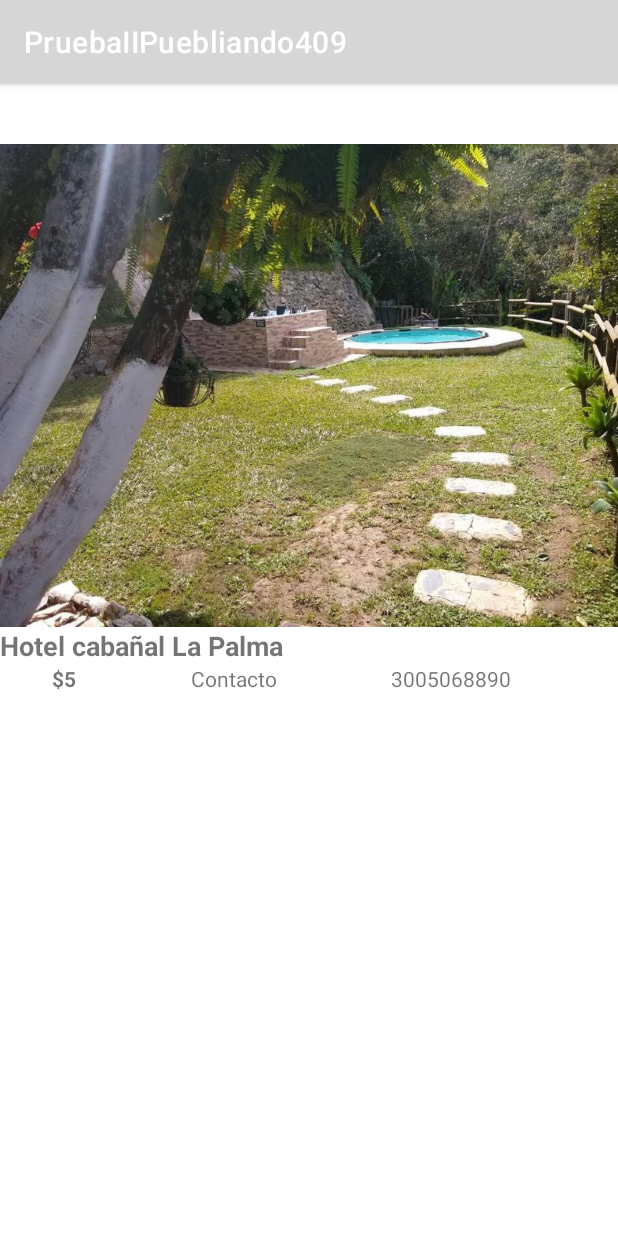
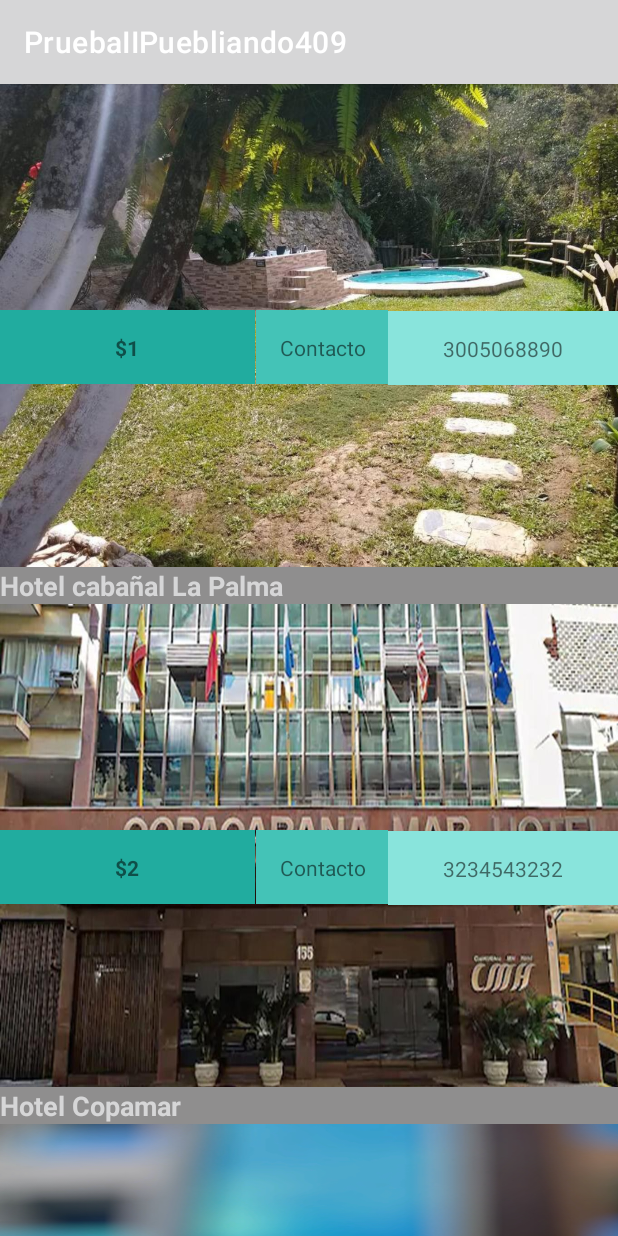
Before and after one commit to DanielVasquezCESDE/PuebliandoII409, an Android app: the ListaHoteles screen opened directly, with no data from a screen before it, on a phone screen of 412 x 824 dp. Run offline under Robolectric (Android 15) with nearby library versions, the phone set to English and light mode, and no system bars.

Commit message:
se termna de programar el adaptador (RecyclerView), se emula la lista dinámica por 1era vez

```diff
--- a/app/src/main/java/com/example/pruebaiipuebliando409/ListaHoteles.java
+++ b/app/src/main/java/com/example/pruebaiipuebliando409/ListaHoteles.java
@@ -11,24 +11,48 @@ import com.example.pruebaiipuebliando409.adaptadores.AdaptadorSitios;
 import com.example.pruebaiipuebliando409.moldes.MoldeHotel;
 
 import java.util.ArrayList;
-//LO SIGUIENTE SE SUGIRIÓ POR CHAT GPT
+
 public class ListaHoteles extends AppCompatActivity {
 
+    //De qué tipo es el arraylist, ¿de MoldeHotel?
+    //Estructura de un arreglo o lista dinámica en java:
+    ArrayList<MoldeHotel> listaHoteles = new ArrayList<>();
+    RecyclerView recyclerView;
+/*
+//LO SIGUIENTE SE SUGIRIÓ POR CHAT GPT
     private RecyclerView recyclerViewHoteles;
     private AdaptadorHoteles adaptadorHoteles;
     private ArrayList<MoldeHotel> listaHoteles;
-
+*/
     @Override
     protected void onCreate(Bundle savedInstanceState) {
         super.onCreate(savedInstanceState);
         setContentView(R.layout.activity_lista_hoteles);
 
+        recyclerView = findViewById((R.id.recyclerViewHoteles));
+        //Se llama a un constructor de un layout, que va a ser de tipo lineal (Scroll vertical)
+        recyclerView.setLayoutManager(new LinearLayoutManager(this, RecyclerView.VERTICAL, false));//Para que no active una lista dentro de otra
+/*
+//LO SIGUIENTE SE SUGIRIÓ POR CHAT GPT
         recyclerViewHoteles = findViewById(R.id.recyclerViewHoteles);
         listaHoteles = new ArrayList<>();// Aquí debes agregar tus datos de sitios a la lista
         listaHoteles.add(new MoldeHotel("Hotel cabañal La Palma", "$5", "3005068890", R.drawable.hotelcabanialapalma));
+        listaHoteles.add(new MoldeHotel("Hotel Copamar", "$8", "3234543232", R.drawable.hotelcopamar));
+
 
         adaptadorHoteles = new AdaptadorHoteles(listaHoteles);
         recyclerViewHoteles.setLayoutManager(new LinearLayoutManager(this));
-        recyclerViewHoteles.setAdapter(adaptadorHoteles);
+        recyclerViewHoteles.setAdapter(adaptadorHoteles);*/
+        llenarListaConDatos();
+        AdaptadorHoteles adaptadorHoteles = new AdaptadorHoteles(listaHoteles);
+        recyclerView.setAdapter(adaptadorHoteles);
+    }
+    public void llenarListaConDatos () {
+        //Después se a usar info. que venga de la base datos
+        listaHoteles.add(new MoldeHotel("Hotel cabañal La Palma", "$1", "3005068890", R.drawable.hotelcabanialapalma));
+        listaHoteles.add(new MoldeHotel("Hotel Copamar", "$2", "3234543232", R.drawable.hotelcopamar));
+        listaHoteles.add(new MoldeHotel("Hotel Copacabana", "$3", "3234543232", R.drawable.hoteldecopacabana));
+        listaHoteles.add(new MoldeHotel("Hotel LibertGHotel", "$5", "3234543232", R.drawable.hotellibertghotelsspa));
+        listaHoteles.add(new MoldeHotel("Hotel Villa Camila", "$8", "3234543232", R.drawable.hotelvillacamila));
     }
 }
--- a/app/src/main/java/com/example/pruebaiipuebliando409/ListaRestaurantes.java
+++ b/app/src/main/java/com/example/pruebaiipuebliando409/ListaRestaurantes.java
@@ -1,14 +1,40 @@
 package com.example.pruebaiipuebliando409;
 
 import androidx.appcompat.app.AppCompatActivity;
+import androidx.recyclerview.widget.LinearLayoutManager;
+import androidx.recyclerview.widget.RecyclerView;
 
 import android.os.Bundle;
 
+import com.example.pruebaiipuebliando409.adaptadores.AdaptadorRestaurantes;
+import com.example.pruebaiipuebliando409.moldes.MoldeRestaurante;
+
+import java.util.ArrayList;
+
 public class ListaRestaurantes extends AppCompatActivity {
+
+    ArrayList<MoldeRestaurante> listaRestaurantes = new ArrayList<>();
+    RecyclerView recyclerView;
 
     @Override
     protected void onCreate(Bundle savedInstanceState) {
         super.onCreate(savedInstanceState);
         setContentView(R.layout.activity_lista_restaurantes);
+
+        recyclerView = findViewById((R.id.recyclerViewRestaurantes));
+        recyclerView.setLayoutManager(new LinearLayoutManager(this, RecyclerView.VERTICAL, false));
+
+        llenarListaConDatos();
+        AdaptadorRestaurantes adaptadorRestaurantes = new AdaptadorRestaurantes(listaRestaurantes);
+        recyclerView.setAdapter(adaptadorRestaurantes);
+    }
+    public void llenarListaConDatos () {
+
+        listaRestaurantes.add(new MoldeRestaurante("Donde aide", R.drawable.platoasados, "$26000", "3005698989", "Asado tradicional"));
+        listaRestaurantes.add(new MoldeRestaurante("Parador Santa Rosa", R.drawable.platocazuela, "$31000", "3005698989", "Cazuela sencilla"));
+        listaRestaurantes.add(new MoldeRestaurante("Fonda y Pesebrera La Mazorca", R.drawable.platochorizo, "$14000", "3005698989", "Choriza de la casa"));
+        listaRestaurantes.add(new MoldeRestaurante("Restaurante Bar La Portada", R.drawable.platomondongo, "$34000", "3005698989", "Mondongo completo"));
+        listaRestaurantes.add(new MoldeRestaurante("Restaurante Meraki", R.drawable.platotilapia, "$27000", "3005698989", "Tilapia"));
+
     }
 }
--- a/app/src/main/java/com/example/pruebaiipuebliando409/ListasSitios.java
+++ b/app/src/main/java/com/example/pruebaiipuebliando409/ListasSitios.java
@@ -1,14 +1,37 @@
 package com.example.pruebaiipuebliando409;
 
 import androidx.appcompat.app.AppCompatActivity;
+import androidx.recyclerview.widget.LinearLayoutManager;
+import androidx.recyclerview.widget.RecyclerView;
 
 import android.os.Bundle;
 
+import com.example.pruebaiipuebliando409.adaptadores.AdaptadorSitios;
+import com.example.pruebaiipuebliando409.moldes.MoldeSitio;
+
+import java.util.ArrayList;
+
 public class ListasSitios extends AppCompatActivity {
+    ArrayList<MoldeSitio> listaSitios = new ArrayList<>();
+    RecyclerView recyclerView;
 
     @Override
     protected void onCreate(Bundle savedInstanceState) {
         super.onCreate(savedInstanceState);
         setContentView(R.layout.activity_listas_sitios);
+
+        recyclerView = findViewById((R.id.recyclerViewSitios));
+        recyclerView.setLayoutManager(new LinearLayoutManager(this, RecyclerView.VERTICAL, false));
+
+        llenarListaConDatos();
+        AdaptadorSitios adaptadorSitios = new AdaptadorSitios(listaSitios);
+        recyclerView.setAdapter(adaptadorSitios);
+    }
+    public void llenarListaConDatos () {
+
+        listaSitios.add(new MoldeSitio("Parroquia San Juan de la Tasajera", R.drawable.sitioparroquiasanjuandelat, "Casimiro Godinez", "3336663636", "0"));
+        listaSitios.add(new MoldeSitio("Charchos Piedras Blancas", R.drawable.sitiopiedrasblancassinveri, "Juanma", "3005698189", "0"));
+        listaSitios.add(new MoldeSitio("Sendero de la virgen", R.drawable.sitiovirgenensendero, "Jorge 'El patiquebrao'", "3075698989", "0"));
+
     }
 }
--- a/app/src/main/java/com/example/pruebaiipuebliando409/adaptadores/AdaptadorHoteles.java
+++ b/app/src/main/java/com/example/pruebaiipuebliando409/adaptadores/AdaptadorHoteles.java
@@ -50,7 +50,7 @@ public class AdaptadorHoteles extends /*hereda*/RecyclerView.Adapter<AdaptadorHo
     @Override
     // Este método se llama cuando es necesario mostrar datos en un elemento específico
     public void onBindViewHolder(@NonNull AdaptadorHoteles.viewHolder holder, int position) {
-        //A cada molde llevele la info del elemento de la lista
+        //A cada molde llevele la info del elemento de la lista (copia de un elemento gráfico)
         holder.actualizarDatos(listaHoteles.get(position));
     }
 
--- a/app/src/main/java/com/example/pruebaiipuebliando409/moldes/MoldeHotel.java
+++ b/app/src/main/java/com/example/pruebaiipuebliando409/moldes/MoldeHotel.java
@@ -9,7 +9,7 @@ public class MoldeHotel {
     public MoldeHotel() { //Constructor vacío
 
     }
-
+//Esto es un constructor, pilas en el órden
     public MoldeHotel(String nombre, String precio, String tel, Integer foto) {
         this.nombre = nombre;
         this.precio = precio;
--- a/app/src/main/res/layout/activity_lista_restaurantes.xml
+++ b/app/src/main/res/layout/activity_lista_restaurantes.xml
@@ -7,6 +7,7 @@
     tools:context=".ListaRestaurantes">
 
     <androidx.recyclerview.widget.RecyclerView
+        android:id="@+id/recyclerViewRestaurantes"
         android:layout_width="wrap_content"
         android:layout_height="wrap_content"
         app:layout_constraintTop_toTopOf="parent"
--- a/app/src/main/res/layout/activity_listas_sitios.xml
+++ b/app/src/main/res/layout/activity_listas_sitios.xml
@@ -7,6 +7,7 @@
     tools:context=".ListasSitios">
 
     <androidx.recyclerview.widget.RecyclerView
+        android:id="@+id/recyclerViewSitios"
         android:layout_width="wrap_content"
         android:layout_height="wrap_content"
         app:layout_constraintTop_toTopOf="parent"
--- a/app/src/main/res/layout/moldehotel.xml
+++ b/app/src/main/res/layout/moldehotel.xml
@@ -27,6 +27,8 @@
 
         android:text="Monte horeb a 10 minutos de Medellin."
         android:textSize="18dp"
+        android:background="#8F8E8E"
+        android:textColor="@color/white"
         android:textStyle="bold"
         android:textAlignment="center"
         app:layout_constraintBottom_toBottomOf="parent"
@@ -38,47 +40,57 @@
 
     <TextView
         android:id="@+id/preciohotel1"
-        android:layout_width="wrap_content"
-        android:layout_height="wrap_content"
+        android:layout_width="170dp"
+        android:layout_height="49dp"
 
+        android:background="#21AC9F"
         android:text="COP 880.000"
+        android:textAlignment="center"
         android:textSize="14dp"
         android:textStyle="bold"
+        android:paddingTop="15dp"
+
         app:layout_constraintBottom_toBottomOf="parent"
         app:layout_constraintEnd_toEndOf="parent"
-        app:layout_constraintHorizontal_bias="0.088"
-        app:layout_constraintStart_toStartOf="@id/imagenhotel1"
-        app:layout_constraintTop_toBottomOf="@id/nombrehotel1"
-        app:layout_constraintVertical_bias="0.027" />
+        app:layout_constraintHorizontal_bias="0.0"
+        app:layout_constraintStart_toStartOf="parent"
+        app:layout_constraintTop_toTopOf="parent"
+        app:layout_constraintVertical_bias="0.507" />
 
     <TextView
         android:id="@+id/contactohotel1"
-        android:layout_width="wrap_content"
-        android:layout_height="wrap_content"
+        android:layout_width="88dp"
+        android:layout_height="49dp"
 
         android:layout_marginStart="5dp"
         android:layout_marginEnd="5dp"
         android:text="@string/contacto"
         android:textSize="14dp"
+        android:paddingTop="15dp"
+        android:textAlignment="center"
+        android:background="#44C3B7"
         app:layout_constraintBottom_toBottomOf="parent"
-        app:layout_constraintEnd_toStartOf="@id/numerocontactoHotel"
-        app:layout_constraintHorizontal_bias="0.0"
-        app:layout_constraintStart_toEndOf="@id/preciohotel1"
-        app:layout_constraintTop_toBottomOf="@id/nombrehotel1"
-        app:layout_constraintVertical_bias="0.027" />
+        app:layout_constraintEnd_toEndOf="parent"
+        app:layout_constraintHorizontal_bias="0.527"
+        app:layout_constraintStart_toStartOf="parent"
+        app:layout_constraintTop_toTopOf="parent"
+        app:layout_constraintVertical_bias="0.507" />
 
     <TextView
         android:id="@+id/numerocontactoHotel"
-        android:layout_width="wrap_content"
-        android:layout_height="wrap_content"
+        android:layout_width="153dp"
+        android:layout_height="49dp"
 
         android:text="3005066692"
         android:textSize="14dp"
+        android:paddingTop="15dp"
+        android:textAlignment="center"
+        android:background="#89E4DC"
         app:layout_constraintBottom_toBottomOf="parent"
         app:layout_constraintEnd_toEndOf="parent"
-        app:layout_constraintHorizontal_bias="0.137"
-        app:layout_constraintStart_toEndOf="@id/contactohotel1"
-        app:layout_constraintTop_toBottomOf="@id/nombrehotel1"
-        app:layout_constraintVertical_bias="0.027" />
+        app:layout_constraintHorizontal_bias="1.0"
+        app:layout_constraintStart_toStartOf="parent"
+        app:layout_constraintTop_toTopOf="parent"
+        app:layout_constraintVertical_bias="0.509" />
 
 </androidx.constraintlayout.widget.ConstraintLayout>
```
